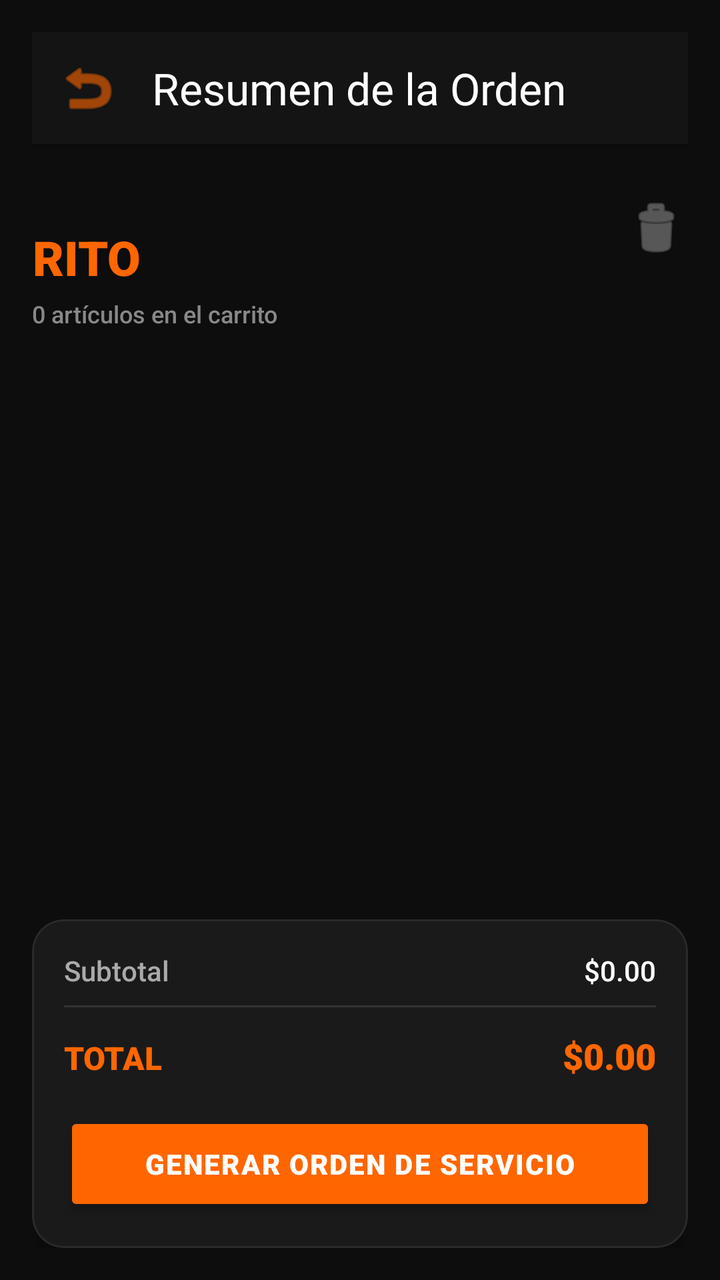
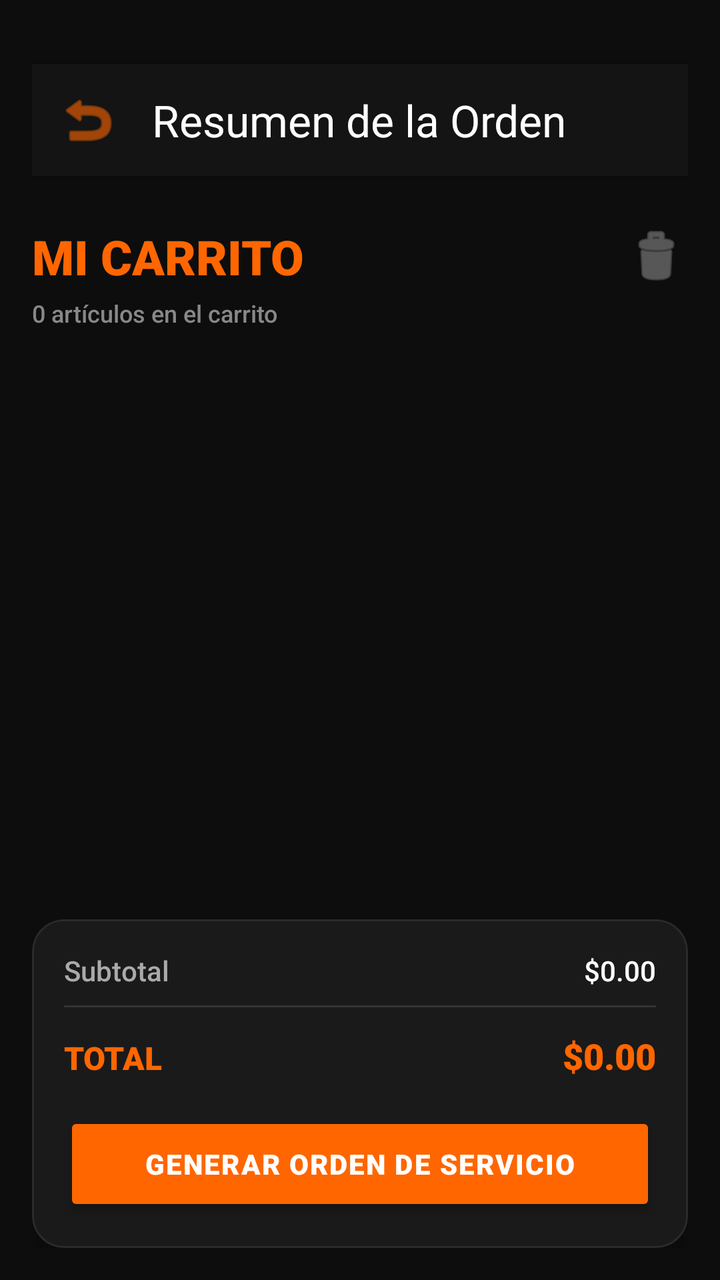

Before-and-after screenshots of an Android layout around one commit, followed by the original layout XML and the change that was made.
<!-- AndroidManifest.xml: application theme Theme.sgost -->
<!-- res/layout/activity_carrito.xml -->
<?xml version="1.0" encoding="utf-8"?>
<androidx.coordinatorlayout.widget.CoordinatorLayout
        xmlns:android="http://schemas.android.com/apk/res/android"
        xmlns:app="http://schemas.android.com/apk/res-auto"
        xmlns:tools="http://schemas.android.com/tools"
        android:layout_width="match_parent"
        android:layout_height="match_parent"
        android:background="#0D0D0D"
        tools:context=".CarritoActivity">

    <androidx.constraintlayout.widget.ConstraintLayout
            android:layout_width="match_parent"
            android:layout_height="match_parent"
            android:padding="16dp"
            android:paddingTop="32dp">

        <com.google.android.material.appbar.MaterialToolbar
                android:id="@+id/toolbar"
                android:layout_width="match_parent"
                android:layout_height="?attr/actionBarSize"
                android:layout_marginTop="8dp"
                android:background="#141414"
                android:elevation="4dp"
                app:contentInsetStart="16dp"
                app:contentInsetStartWithNavigation="16dp"
                app:navigationIcon="@android:drawable/ic_menu_revert"
                app:navigationIconTint="#FF6600"
                app:title="Resumen de la Orden"
                app:titleTextColor="#FFFFFF"
                app:titleTextAppearance="@style/TextAppearance.Material3.TitleLarge" />

        <TextView
                android:id="@+id/tvTitle"
                android:layout_width="0dp"
                android:layout_height="wrap_content"
                android:text="MI CARRITO"
                android:textColor="#FF6600"
                android:textSize="24sp"
                android:textStyle="bold"
                android:fontFamily="sans-serif-black"
                app:layout_constraintEnd_toStartOf="@id/btnVaciar"
                app:layout_constraintTop_toTopOf="parent" android:layout_marginTop="68dp"
                android:layout_marginEnd="208dp"/>
        <ImageButton
                android:id="@+id/btnVaciar"
                android:layout_width="32dp"
                android:layout_height="32dp"
                android:background="?attr/selectableItemBackgroundBorderless"
                android:src="@android:drawable/ic_menu_delete"
                android:contentDescription="Vaciar carrito"
                android:tint="#888888"
                app:layout_constraintBottom_toBottomOf="@id/tvTitle"
                app:layout_constraintEnd_toEndOf="parent"
                app:layout_constraintTop_toTopOf="@id/tvTitle" />

        <TextView
                android:id="@+id/tvItemCount"
                android:layout_width="0dp"
                android:layout_height="wrap_content"
                android:text="0 artículos en el carrito"
                android:textColor="#888888"
                android:textSize="12sp"
                android:fontFamily="sans-serif-medium"
                android:layout_marginTop="4dp"
                app:layout_constraintStart_toStartOf="parent"
                app:layout_constraintTop_toBottomOf="@id/tvTitle" />

        <androidx.recyclerview.widget.RecyclerView
                android:id="@+id/rvCarrito"
                android:layout_width="0dp"
                android:layout_height="0dp"
                android:clipToPadding="false"
                android:paddingBottom="8dp"
                android:layout_marginTop="8dp"
                app:layout_constraintTop_toBottomOf="@id/tvItemCount"
                app:layout_constraintBottom_toTopOf="@id/cvResumen"
                app:layout_constraintStart_toStartOf="parent"
                app:layout_constraintEnd_toEndOf="parent"
                tools:listitem="@layout/item_carrito" />

        <LinearLayout
                android:id="@+id/llEmptyState"
                android:layout_width="0dp"
                android:layout_height="0dp"
                android:gravity="center"
                android:orientation="vertical"
                android:visibility="gone"
                android:layout_marginTop="8dp"
                app:layout_constraintTop_toBottomOf="@id/tvItemCount"
                app:layout_constraintBottom_toTopOf="@id/cvResumen"
                app:layout_constraintStart_toStartOf="parent"
                app:layout_constraintEnd_toEndOf="parent">

            <TextView android:layout_width="wrap_content" android:layout_height="wrap_content" android:text="🛒" android:textSize="48sp"/>
            <TextView android:layout_width="wrap_content" android:layout_height="wrap_content" android:text="Tu carrito está vacío" android:textColor="#888888" android:textSize="16sp" android:layout_marginTop="8dp"/>
            <TextView android:layout_width="wrap_content" android:layout_height="wrap_content" android:text="Agrega servicios o repuestos para tu moto" android:textColor="#666666" android:textSize="13sp"/>
        </LinearLayout>

        <com.google.android.material.card.MaterialCardView
                android:id="@+id/cvResumen"
                android:layout_width="0dp"
                android:layout_height="wrap_content"
                android:layout_marginTop="8dp"
                app:cardBackgroundColor="#1A1A1A"
                app:cardCornerRadius="16dp"
                app:cardElevation="8dp"
                app:strokeColor="#2A2A2A"
                app:strokeWidth="1dp"
                app:layout_constraintBottom_toBottomOf="parent"
                app:layout_constraintEnd_toEndOf="parent"
                app:layout_constraintStart_toStartOf="parent">

            <LinearLayout
                    android:layout_width="match_parent"
                    android:layout_height="wrap_content"
                    android:orientation="vertical"
                    android:padding="16dp">

                <LinearLayout android:layout_width="match_parent" android:layout_height="wrap_content" android:orientation="horizontal" android:layout_marginBottom="8dp">
                    <TextView android:layout_width="0dp" android:layout_height="wrap_content" android:layout_weight="1" android:text="Subtotal" android:textColor="#AAAAAA" android:textSize="14sp" android:fontFamily="sans-serif-medium"/>
                    <TextView android:id="@+id/tvSubtotal" android:layout_width="wrap_content" android:layout_height="wrap_content" android:text="$0.00" android:textColor="#FFFFFF" android:textSize="14sp" android:fontFamily="sans-serif-medium"/>
                </LinearLayout>

                <View android:layout_width="match_parent" android:layout_height="1dp" android:background="#333333" android:layout_marginBottom="12dp"/>

                <LinearLayout android:layout_width="match_parent" android:layout_height="wrap_content" android:orientation="horizontal" android:layout_marginBottom="16dp">
                    <TextView android:layout_width="0dp" android:layout_height="wrap_content" android:layout_weight="1" android:text="TOTAL" android:textColor="#FF6600" android:textSize="16sp" android:textStyle="bold" android:fontFamily="sans-serif-black"/>
                    <TextView android:id="@+id/tvTotal" android:layout_width="wrap_content" android:layout_height="wrap_content" android:text="$0.00" android:textColor="#FF6600" android:textSize="18sp" android:textStyle="bold" android:fontFamily="sans-serif-black"/>
                </LinearLayout>

                <Button
                        android:id="@+id/btnGenerarOrden"
                        android:layout_width="match_parent"
                        android:layout_height="52dp"
                        android:text="GENERAR ORDEN DE SERVICIO"
                        android:textColor="#FFFFFF"
                        android:textSize="14sp"
                        android:textStyle="bold"
                        android:letterSpacing="0.05"
                        android:fontFamily="sans-serif-black"
                        android:backgroundTint="#FF6600"
                        android:stateListAnimator="@null"
                        android:elevation="4dp"/>
            </LinearLayout>
        </com.google.android.material.card.MaterialCardView>

    </androidx.constraintlayout.widget.ConstraintLayout>
</androidx.coordinatorlayout.widget.CoordinatorLayout>
<!-- res/layout/item_carrito.xml (included above) -->
<?xml version="1.0" encoding="utf-8"?>
<com.google.android.material.card.MaterialCardView
        xmlns:android="http://schemas.android.com/apk/res/android"
        xmlns:app="http://schemas.android.com/apk/res-auto"
        android:layout_width="match_parent"
        android:layout_height="wrap_content"
        android:layout_margin="6dp"
        app:cardBackgroundColor="#1A1A1A"
        app:cardCornerRadius="12dp"
        app:cardElevation="4dp"
        app:strokeColor="#2A2A2A"
        app:strokeWidth="1dp">

    <LinearLayout
            android:layout_width="match_parent"
            android:layout_height="wrap_content"
            android:orientation="horizontal"
            android:padding="12dp">

        <LinearLayout
                android:layout_width="0dp"
                android:layout_height="wrap_content"
                android:layout_weight="1"
                android:orientation="vertical">

            
            <TextView
                    android:id="@+id/tvNombreItem"
                    android:layout_width="wrap_content"
                    android:layout_height="wrap_content"
                    android:text="Nombre del Servicio/Producto"
                    android:textColor="#FFFFFF"
                    android:textSize="16sp"
                    android:textStyle="bold" />

            
            <TextView
                    android:id="@+id/etTipoDoc"
                    android:layout_width="wrap_content"
                    android:layout_height="wrap_content"
                    android:text="Tipo: Producto"
                    android:textColor="#FF6600"
                    android:textSize="12sp"
                    android:layout_marginTop="2dp" />

            <LinearLayout
                    android:layout_width="match_parent"
                    android:layout_height="wrap_content"
                    android:orientation="horizontal"
                    android:layout_marginTop="8dp">

                
                <TextView
                        android:id="@+id/tvPrecioUnitario"
                        android:layout_width="0dp"
                        android:layout_height="wrap_content"
                        android:layout_weight="1"
                        android:text="$0.00 / unidad"
                        android:textColor="#CCCCCC"
                        android:textSize="13sp" />

                
                <TextView
                        android:id="@+id/tvPrecio"
                        android:layout_width="wrap_content"
                        android:layout_height="wrap_content"
                        android:text="Cant: 1"
                        android:textColor="#CCCCCC"
                        android:textSize="13sp" />
            </LinearLayout>

            
            <TextView
                    android:id="@+id/tvSubtotal"
                    android:layout_width="wrap_content"
                    android:layout_height="wrap_content"
                    android:text="Subtotal: $0.00"
                    android:textColor="#FF6600"
                    android:textSize="14sp"
                    android:textStyle="bold"
                    android:layout_marginTop="6dp" />
        </LinearLayout>

        
        <ImageButton
                android:id="@+id/btnEliminar"
                android:layout_width="40dp"
                android:layout_height="40dp"
                android:layout_gravity="center_vertical"
                android:background="?attr/selectableItemBackgroundBorderless"
                android:src="@android:drawable/ic_menu_delete"
                android:tint="#FF4444"
                android:contentDescription="Eliminar" />
    </LinearLayout>
</com.google.android.material.card.MaterialCardView>
<!-- resources referenced by this layout -->
<resources>
  <style name="Theme.sgost" parent="Theme.MaterialComponents.DayNight.NoActionBar">
          
          <item name="android:windowBackground">@color/color_splash</item>
  
          
          <item name="android:statusBarColor">@color/color_splash</item>
          <item name="android:windowLightStatusBar">false</item>
      </style>
  <color name="color_splash">#FF6600</color>
</resources>

<!-- the commit's change to res/layout/activity_carrito.xml (unified diff, before → after) -->
@@ -11,36 +11,42 @@
     <androidx.constraintlayout.widget.ConstraintLayout
             android:layout_width="match_parent"
             android:layout_height="match_parent"
-            android:padding="16dp"
-            android:paddingTop="32dp">
-
+            android:padding="16dp">
+
+        
         <com.google.android.material.appbar.MaterialToolbar
                 android:id="@+id/toolbar"
-                android:layout_width="match_parent"
+                android:layout_width="0dp"
                 android:layout_height="?attr/actionBarSize"
-                android:layout_marginTop="8dp"
-                android:background="#141414"
-                android:elevation="4dp"
-                app:contentInsetStart="16dp"
-                app:contentInsetStartWithNavigation="16dp"
-                app:navigationIcon="@android:drawable/ic_menu_revert"
-                app:navigationIconTint="#FF6600"
-                app:title="Resumen de la Orden"
-                app:titleTextColor="#FFFFFF"
-                app:titleTextAppearance="@style/TextAppearance.Material3.TitleLarge" />
-
+                android:layout_marginTop="16dp"
+        android:background="#141414"
+        android:elevation="4dp"
+        app:layout_constraintTop_toTopOf="parent"
+        app:layout_constraintStart_toStartOf="parent"
+        app:layout_constraintEnd_toEndOf="parent"
+        app:contentInsetStart="16dp"
+        app:contentInsetStartWithNavigation="16dp"
+        app:navigationIcon="@android:drawable/ic_menu_revert"
+        app:navigationIconTint="#FF6600"
+        app:title="Resumen de la Orden"
+        app:titleTextColor="#FFFFFF"
+        app:titleTextAppearance="@style/TextAppearance.Material3.TitleLarge" />
+
+        
         <TextView
                 android:id="@+id/tvTitle"
                 android:layout_width="0dp"
                 android:layout_height="wrap_content"
+                android:layout_marginTop="24dp"
                 android:text="MI CARRITO"
                 android:textColor="#FF6600"
                 android:textSize="24sp"
                 android:textStyle="bold"
                 android:fontFamily="sans-serif-black"
-                app:layout_constraintEnd_toStartOf="@id/btnVaciar"
-                app:layout_constraintTop_toTopOf="parent" android:layout_marginTop="68dp"
-                android:layout_marginEnd="208dp"/>
+                app:layout_constraintTop_toBottomOf="@id/toolbar"
+                app:layout_constraintStart_toStartOf="parent"
+                app:layout_constraintEnd_toStartOf="@id/btnVaciar" />
+
         <ImageButton
                 android:id="@+id/btnVaciar"
                 android:layout_width="32dp"
@@ -57,14 +63,15 @@
                 android:id="@+id/tvItemCount"
                 android:layout_width="0dp"
                 android:layout_height="wrap_content"
+                android:layout_marginTop="4dp"
                 android:text="0 artículos en el carrito"
                 android:textColor="#888888"
                 android:textSize="12sp"
                 android:fontFamily="sans-serif-medium"
-                android:layout_marginTop="4dp"
-                app:layout_constraintStart_toStartOf="parent"
-                app:layout_constraintTop_toBottomOf="@id/tvTitle" />
-
+                app:layout_constraintTop_toBottomOf="@id/tvTitle"
+                app:layout_constraintStart_toStartOf="parent" />
+
+        
         <androidx.recyclerview.widget.RecyclerView
                 android:id="@+id/rvCarrito"
                 android:layout_width="0dp"
@@ -78,6 +85,7 @@
                 app:layout_constraintEnd_toEndOf="parent"
                 tools:listitem="@layout/item_carrito" />
 
+        
         <LinearLayout
                 android:id="@+id/llEmptyState"
                 android:layout_width="0dp"
@@ -91,11 +99,27 @@
                 app:layout_constraintStart_toStartOf="parent"
                 app:layout_constraintEnd_toEndOf="parent">
 
-            <TextView android:layout_width="wrap_content" android:layout_height="wrap_content" android:text="🛒" android:textSize="48sp"/>
-            <TextView android:layout_width="wrap_content" android:layout_height="wrap_content" android:text="Tu carrito está vacío" android:textColor="#888888" android:textSize="16sp" android:layout_marginTop="8dp"/>
-            <TextView android:layout_width="wrap_content" android:layout_height="wrap_content" android:text="Agrega servicios o repuestos para tu moto" android:textColor="#666666" android:textSize="13sp"/>
+            <TextView
+                    android:layout_width="wrap_content"
+                    android:layout_height="wrap_content"
+                    android:text="🛒"
+                    android:textSize="48sp"/>
+            <TextView
+                    android:layout_width="wrap_content"
+                    android:layout_height="wrap_content"
+                    android:text="Tu carrito está vacío"
+                    android:textColor="#888888"
+                    android:textSize="16sp"
+                    android:layout_marginTop="8dp"/>
+            <TextView
+                    android:layout_width="wrap_content"
+                    android:layout_height="wrap_content"
+                    android:text="Agrega servicios o repuestos para tu moto"
+                    android:textColor="#666666"
+                    android:textSize="13sp"/>
         </LinearLayout>
 
+        
         <com.google.android.material.card.MaterialCardView
                 android:id="@+id/cvResumen"
                 android:layout_width="0dp"
@@ -116,16 +140,58 @@
                     android:orientation="vertical"
                     android:padding="16dp">
 
-                <LinearLayout android:layout_width="match_parent" android:layout_height="wrap_content" android:orientation="horizontal" android:layout_marginBottom="8dp">
-                    <TextView android:layout_width="0dp" android:layout_height="wrap_content" android:layout_weight="1" android:text="Subtotal" android:textColor="#AAAAAA" android:textSize="14sp" android:fontFamily="sans-serif-medium"/>
-                    <TextView android:id="@+id/tvSubtotal" android:layout_width="wrap_content" android:layout_height="wrap_content" android:text="$0.00" android:textColor="#FFFFFF" android:textSize="14sp" android:fontFamily="sans-serif-medium"/>
+                <LinearLayout
+                        android:layout_width="match_parent"
+                        android:layout_height="wrap_content"
+                        android:orientation="horizontal"
+                        android:layout_marginBottom="8dp">
+                    <TextView
+                            android:layout_width="0dp"
+                            android:layout_height="wrap_content"
+                            android:layout_weight="1"
+                            android:text="Subtotal"
+                            android:textColor="#AAAAAA"
+                            android:textSize="14sp"
+                            android:fontFamily="sans-serif-medium"/>
+                    <TextView
+                            android:id="@+id/tvSubtotal"
+                            android:layout_width="wrap_content"
+                            android:layout_height="wrap_content"
+                            android:text="$0.00"
+                            android:textColor="#FFFFFF"
+                            android:textSize="14sp"
+                            android:fontFamily="sans-serif-medium"/>
                 </LinearLayout>
 
-                <View android:layout_width="match_parent" android:layout_height="1dp" android:background="#333333" android:layout_marginBottom="12dp"/>
-
-                <LinearLayout android:layout_width="match_parent" android:layout_height="wrap_content" android:orientation="horizontal" android:layout_marginBottom="16dp">
-                    <TextView android:layout_width="0dp" android:layout_height="wrap_content" android:layout_weight="1" android:text="TOTAL" android:textColor="#FF6600" android:textSize="16sp" android:textStyle="bold" android:fontFamily="sans-serif-black"/>
-                    <TextView android:id="@+id/tvTotal" android:layout_width="wrap_content" android:layout_height="wrap_content" android:text="$0.00" android:textColor="#FF6600" android:textSize="18sp" android:textStyle="bold" android:fontFamily="sans-serif-black"/>
+                <View
+                        android:layout_width="match_parent"
+                        android:layout_height="1dp"
+                        android:background="#333333"
+                        android:layout_marginBottom="12dp"/>
+
+                <LinearLayout
+                        android:layout_width="match_parent"
+                        android:layout_height="wrap_content"
+                        android:orientation="horizontal"
+                        android:layout_marginBottom="16dp">
+                    <TextView
+                            android:layout_width="0dp"
+                            android:layout_height="wrap_content"
+                            android:layout_weight="1"
+                            android:text="TOTAL"
+                            android:textColor="#FF6600"
+                            android:textSize="16sp"
+                            android:textStyle="bold"
+                            android:fontFamily="sans-serif-black"/>
+                    <TextView
+                            android:id="@+id/tvTotal"
+                            android:layout_width="wrap_content"
+                            android:layout_height="wrap_content"
+                            android:text="$0.00"
+                            android:textColor="#FF6600"
+                            android:textSize="18sp"
+                            android:textStyle="bold"
+                            android:fontFamily="sans-serif-black"/>
                 </LinearLayout>
 
                 <Button
